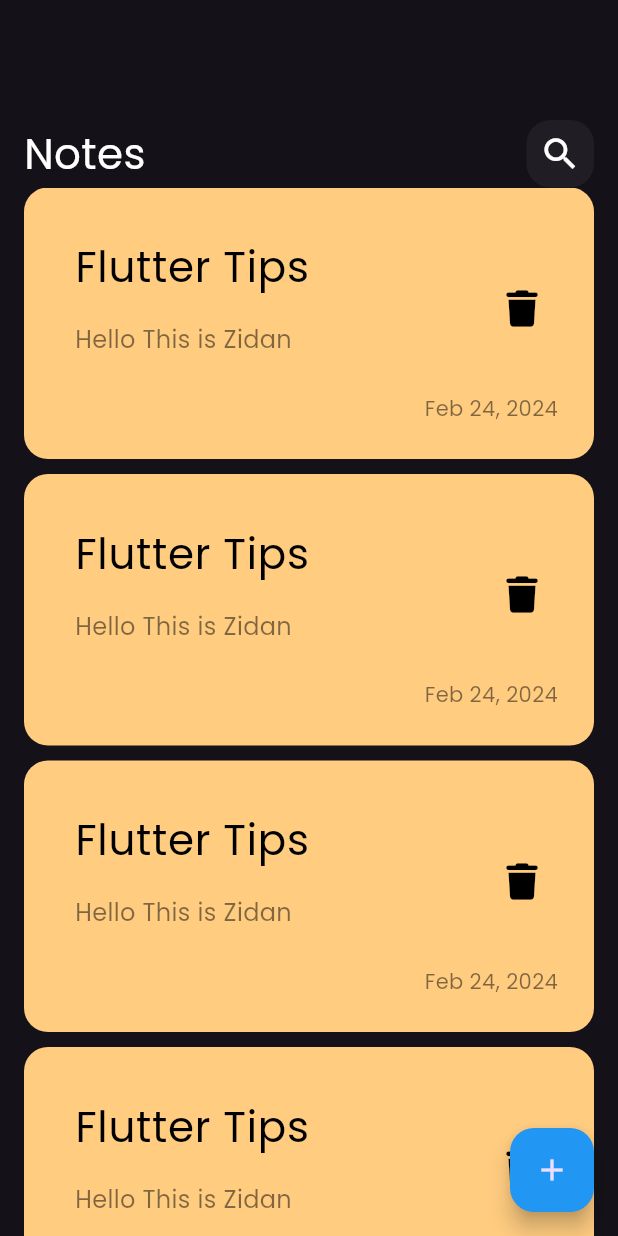
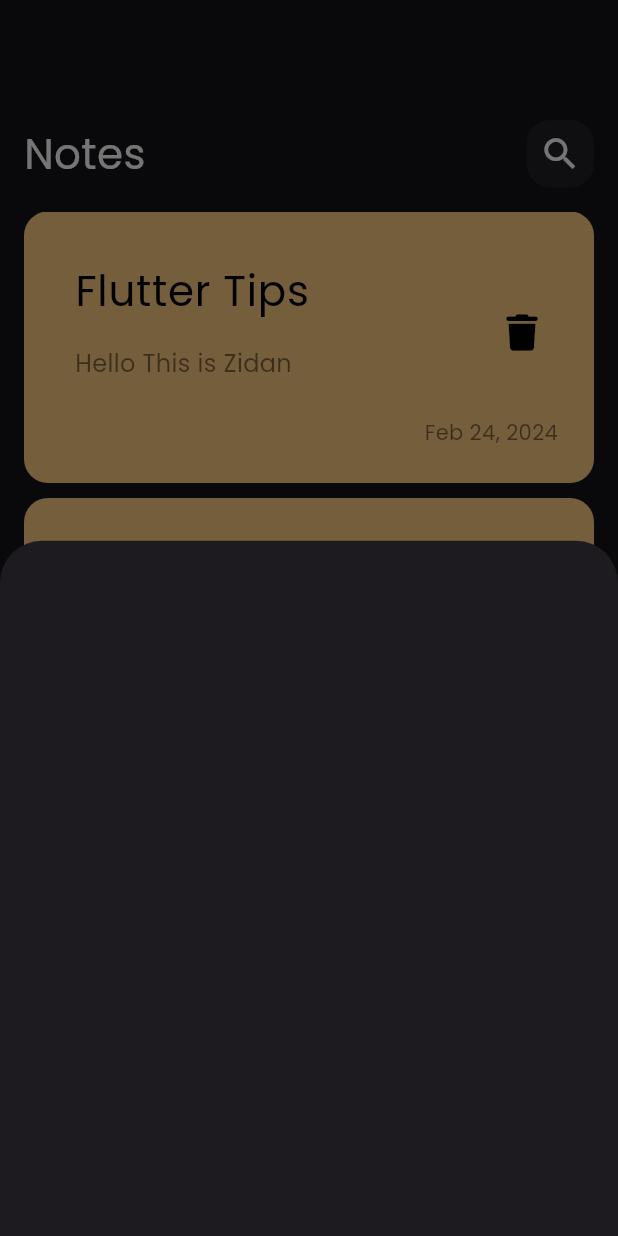
Before and after one commit to mozidan27/note-app-windows, a Flutter app: the screen it shows after launch, after a tap on the "add" icon, on a phone screen of 412 x 824 dp. Run offline on Flutter 3.47's test engine with Material 3 defaults, Android fonts, the phone set to English and light mode, and no system bars; our stand-ins replace font_awesome_flutter.

Commit message:
add bottom sheet

```diff
--- a/lib/views/notes_view.dart
+++ b/lib/views/notes_view.dart
@@ -1,4 +1,5 @@
 import 'package:flutter/material.dart';
+import 'package:note_app/views/widgets/add_note_bottom_sheet.dart';
 import 'package:note_app/views/widgets/notes_view_body.dart';
 
 class NotesView extends StatelessWidget {
@@ -9,7 +10,14 @@ class NotesView extends StatelessWidget {
     return Scaffold(
       floatingActionButton: FloatingActionButton(
         backgroundColor: Colors.blue,
-        onPressed: () {},
+        onPressed: () {
+          showModalBottomSheet(
+            context: context,
+            builder: (context) {
+              return const AddNoteBottomSheet();
+            },
+          );
+        },
         child: const Icon(Icons.add),
       ),
       body: const NotesViewBody(),
--- /dev/null
+++ b/lib/views/widgets/add_note_bottom_sheet.dart
@@ -0,0 +1,10 @@
+import 'package:flutter/material.dart';
+
+class AddNoteBottomSheet extends StatelessWidget {
+  const AddNoteBottomSheet({super.key});
+
+  @override
+  Widget build(BuildContext context) {
+    return Container();
+  }
+}
--- a/lib/views/widgets/notes_list_view.dart
+++ b/lib/views/widgets/notes_list_view.dart
@@ -6,13 +6,17 @@ class NotesListView extends StatelessWidget {
 
   @override
   Widget build(BuildContext context) {
-    return ListView.builder(
+    return Padding(
+      padding: const EdgeInsets.symmetric(vertical: 16),
+      child: ListView.builder(
+        padding: EdgeInsets.zero,
         itemBuilder: (context, index) {
           return const Padding(
             padding: EdgeInsets.only(bottom: 10),
             child: NoteItem(),
           );
         },
+      ),
     );
   }
 }
```
Lines whose indentation alone changed are shown as unchanged.
